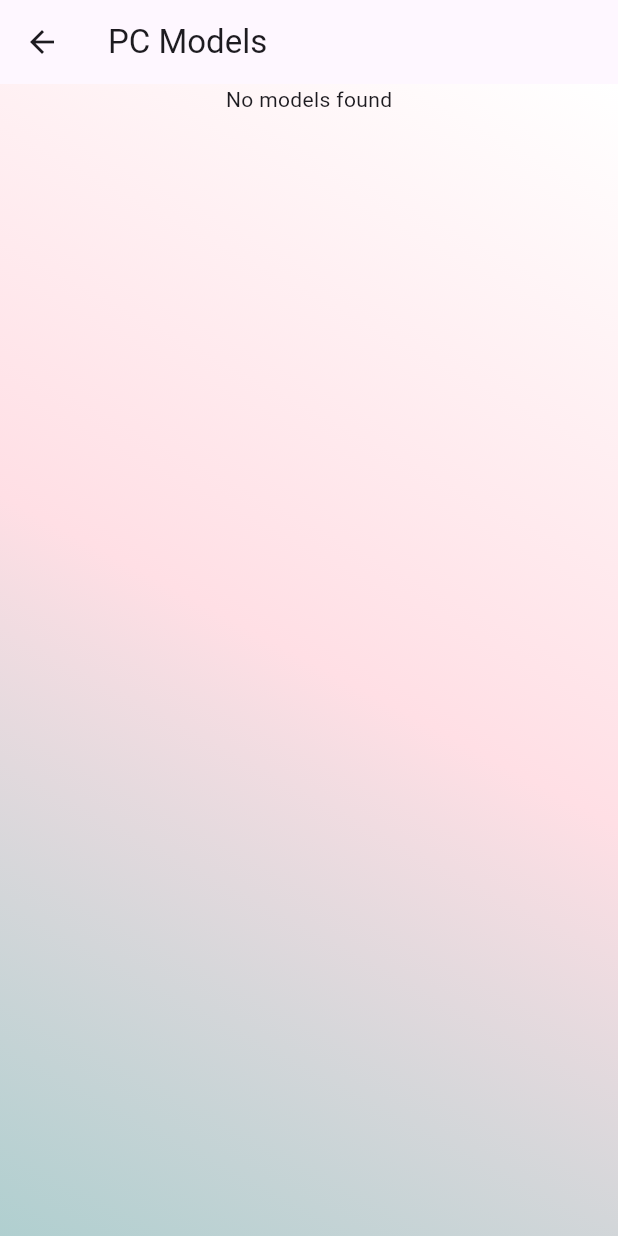
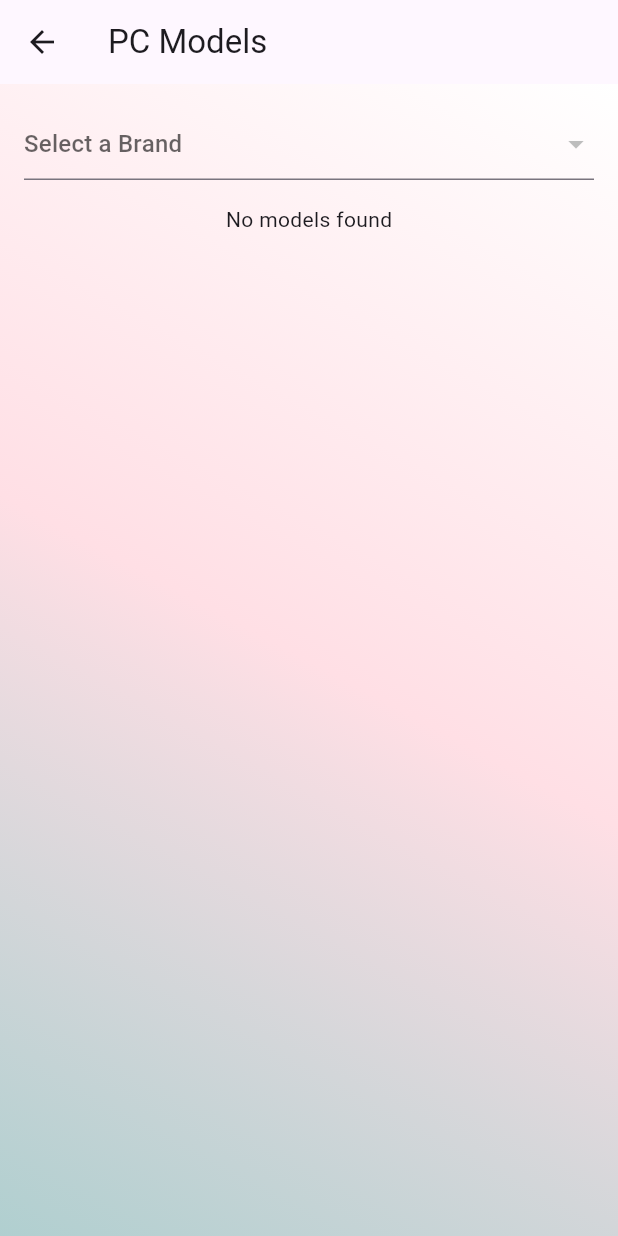
Before and after one commit to Thawthaw001/Gadget, a Flutter app: the HomeScreen screen opened by its route, after a tap on "PC", on a phone screen of 412 x 824 dp. Run offline on Flutter 3.47's test engine with Material 3 defaults, Android fonts, the phone set to English and light mode, and no system bars; our stand-ins replace carousel_slider, cloud_firestore, firebase_auth, firebase_core, firebase_storage, google_sign_in and 2 more; missing offline and left inert: firebase_app_check, font_awesome_icon_class; accounts and stored records are empty; network calls fail.

Commit message:
Initial Commit

```diff
--- a/lib/Pages/PcPage/pc_page.dart
+++ b/lib/Pages/PcPage/pc_page.dart
@@ -14,9 +14,17 @@ class PcPage extends StatefulWidget {
 
 class _PcPageState extends State<PcPage> {
   final FirebaseFirestore _firestore = FirebaseFirestore.instance;
+  String selectedBrandId = '';
+  List<DropdownMenuItem<String>> brandItems = [];
+  List<Map<String, dynamic>> models = [];
 
-  Future<List<Map<String, dynamic>>> _fetchModelsByCategory() async {
-    List<Map<String, dynamic>> models = [];
+  @override
+  void initState() {
+    super.initState();
+    fetchBrands();
+  }
+
+  Future<void> fetchBrands() async {
     try {
       QuerySnapshot categoriesSnapshot = await _firestore
           .collection('categories')
@@ -29,8 +37,30 @@ class _PcPageState extends State<PcPage> {
         QuerySnapshot brandsSnapshot =
             await _firestore.collection('categories/$categoryId/brands').get();
 
-        for (var brandDoc in brandsSnapshot.docs) {
-          String brandId = brandDoc.id;
+        setState(() {
+          brandItems = brandsSnapshot.docs
+              .map((doc) => DropdownMenuItem<String>(
+                    value: doc.id,
+                    child: Text(doc['name']),
+                  ))
+              .toList();
+        });
+      }
+    } catch (e) {
+      print('Error fetching brands: $e');
+    }
+  }
+
+  Future<void> fetchModelsByBrand(String brandId) async {
+    List<Map<String, dynamic>> fetchedModels = [];
+    try {
+      QuerySnapshot categoriesSnapshot = await _firestore
+          .collection('categories')
+          .where('name', isEqualTo: widget.category)
+          .get();
+
+      if (categoriesSnapshot.docs.isNotEmpty) {
+        String categoryId = categoriesSnapshot.docs.first.id;
 
         QuerySnapshot modelsSnapshot = await _firestore
             .collection('categories/$categoryId/brands/$brandId/models')
@@ -40,11 +70,9 @@ class _PcPageState extends State<PcPage> {
           Map<String, dynamic> modelData =
               modelDoc.data() as Map<String, dynamic>;
 
-            // Provide default values if any key is missing or null
           modelData['categoryId'] = categoryId;
           modelData['brandId'] = brandId;
-            modelData['id'] =
-                modelDoc.id; // Ensuring model id is added and not null
+          modelData['id'] = modelDoc.id;
           modelData['name'] = modelData['name'] ?? 'Unknown Model';
           modelData['price'] = modelData['price'] ?? 0.0;
           modelData['specs'] =
@@ -55,16 +83,16 @@ class _PcPageState extends State<PcPage> {
           modelData['inStock'] = modelData['inStock'] ?? false;
           modelData['quantity'] = modelData['quantity'] ?? 0;
 
-            models.add(modelData);
+          fetchedModels.add(modelData);
         }
-        }
+
+        setState(() {
+          models = fetchedModels;
+        });
       }
     } catch (e) {
-      // Handle errors here
-      print('Error fetching models by category: $e');
+      print('Error fetching models by brand: $e');
     }
-
-    return models;
   }
 
   @override
@@ -79,17 +107,23 @@ class _PcPageState extends State<PcPage> {
         child: SingleChildScrollView(
           child: Column(
             children: [
-              FutureBuilder<List<Map<String, dynamic>>>(
-                future: _fetchModelsByCategory(),
-                builder: (context, snapshot) {
-                  if (snapshot.connectionState == ConnectionState.waiting) {
-                    return const Center(child: CircularProgressIndicator());
-                  } else if (snapshot.hasError) {
-                    return Center(child: Text('Error: ${snapshot.error}'));
-                  } else if (!snapshot.hasData || snapshot.data!.isEmpty) {
-                    return const Center(child: Text('No models found'));
-                  } else {
-                    return Padding(
+              Padding(
+                padding: const EdgeInsets.all(16.0),
+                child: DropdownButtonFormField<String>(
+                  hint: const Text('Select a Brand'),
+                  value: selectedBrandId.isEmpty ? null : selectedBrandId,
+                  items: brandItems,
+                  onChanged: (String? newValue) {
+                    setState(() {
+                      selectedBrandId = newValue!;
+                      fetchModelsByBrand(selectedBrandId);
+                    });
+                  },
+                ),
+              ),
+              if (models.isEmpty) const Center(child: Text('No models found')),
+              if (models.isNotEmpty)
+                Padding(
                   padding: const EdgeInsets.all(16.0),
                   child: GridView.builder(
                     physics: const NeverScrollableScrollPhysics(),
@@ -101,9 +135,9 @@ class _PcPageState extends State<PcPage> {
                       mainAxisSpacing: 16.0,
                       childAspectRatio: 0.6,
                     ),
-                        itemCount: snapshot.data!.length,
+                    itemCount: models.length,
                     itemBuilder: (context, index) {
-                          var model = snapshot.data![index];
+                      var model = models[index];
                       return ProductCard(
                         model: model,
                         categoryId: model['categoryId'],
@@ -111,9 +145,6 @@ class _PcPageState extends State<PcPage> {
                       );
                     },
                   ),
-                    );
-                  }
-                },
                 ),
             ],
           ),
--- a/lib/Pages/full_specs.dart
+++ b/lib/Pages/full_specs.dart
@@ -220,7 +220,7 @@ class FullSpecsPage extends StatelessWidget {
                         // Color Options & Storage Options
                         Container(
                           width: double.infinity,
-                          height: 200,
+                          height: 300,
                           padding: const EdgeInsets.only(left: 10),
                           decoration: BoxDecoration(
                             color: Colors.white,
@@ -333,7 +333,7 @@ class FullSpecsPage extends StatelessWidget {
                         // CPU Specifications
                         Container(
                           width: double.infinity,
-                          height: 100,
+                          height: 300,
                           decoration: BoxDecoration(
                             color: Colors.white,
                             borderRadius: BorderRadius.circular(10),
--- a/lib/Pages/home_page.dart
+++ b/lib/Pages/home_page.dart
@@ -157,7 +157,7 @@ class _HomeScreenState extends State<HomeScreen> {
         Navigator.push(
           context,
           MaterialPageRoute(
-            builder: (context) => const Accessories(
+            builder: (context) => const AccessoriesPage(
               category: 'Accessories',
             ),
           ),
@@ -237,8 +237,8 @@ class _HomeScreenState extends State<HomeScreen> {
               CategoryButton(
                 label: 'Accessories',
                 icon: Icons.headset,
-                onPressed: () => _navigateToCategoryPage(
-                    'Accessories', const Accessories(category: 'Accessories')),
+                onPressed: () => _navigateToCategoryPage('Accessories',
+                    const AccessoriesPage(category: 'Accessories')),
               ),
               const SizedBox(width: 5),
               CategoryButton(
```
Also changed, not shown: lib/Admin/Brand/brand_panel.dart (+5 -4 lines), lib/Pages/AccessoriesPage/accessories_page.dart (+78 -34 lines), lib/Pages/MobilePage/mobilepage.dart (+54 -30 lines), lib/Pages/TabletPage/tablet_page.dart (+73 -29 lines). Lines whose indentation alone changed are shown as unchanged.
